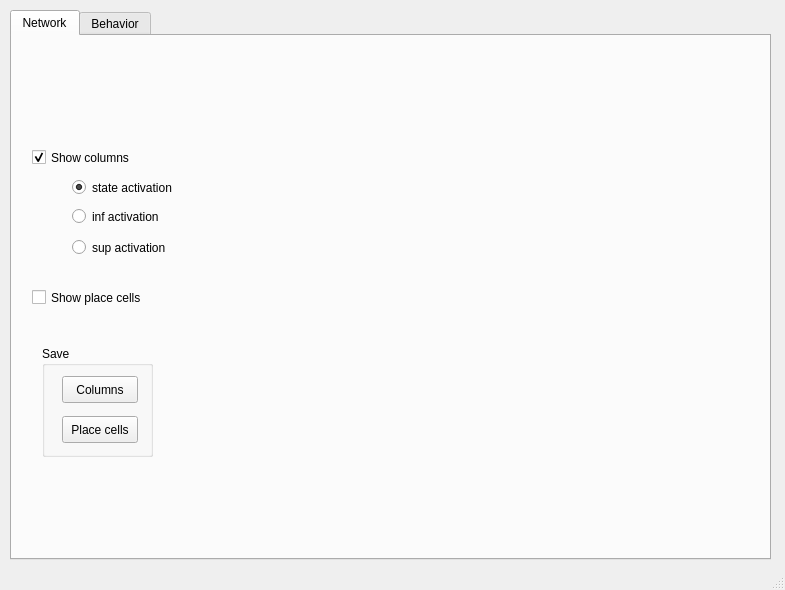
The window that controllers/mypuck/gui/boardwindow.ui (lemartinet/planif_pfc) describes before a commit, drawn with Qt 5.
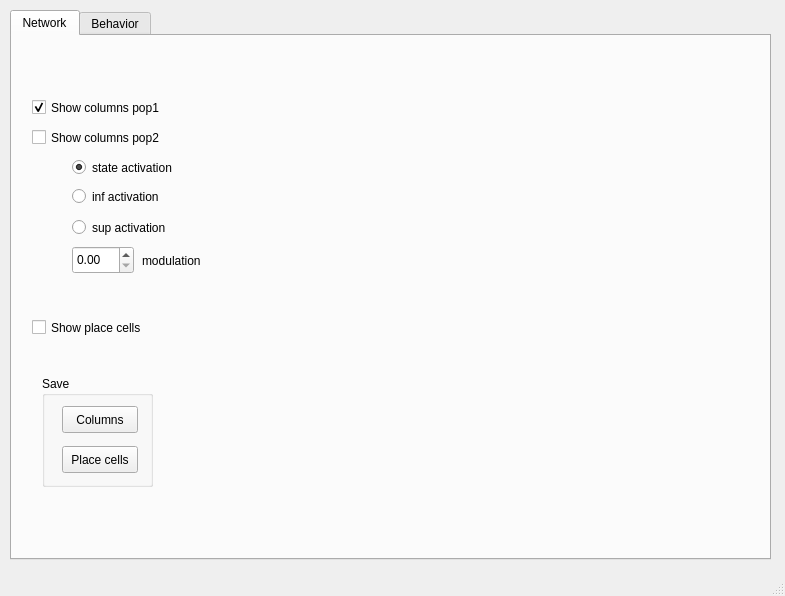
The same window after the commit.

The edit to the form file:
```diff
--- a/controllers/mypuck/gui/boardwindow.ui
+++ b/controllers/mypuck/gui/boardwindow.ui
@@ -7,13 +7,19 @@
     <x>0</x>
     <y>0</y>
     <width>785</width>
-    <height>590</height>
+    <height>596</height>
    </rect>
   </property>
   <property name="windowTitle">
    <string>Control Board</string>
   </property>
   <widget class="QWidget" name="centralwidget">
+   <property name="sizePolicy">
+    <sizepolicy hsizetype="Preferred" vsizetype="Preferred">
+     <horstretch>0</horstretch>
+     <verstretch>0</verstretch>
+    </sizepolicy>
+   </property>
    <widget class="QTabWidget" name="mode">
     <property name="geometry">
      <rect>
@@ -23,6 +29,12 @@
       <height>550</height>
      </rect>
     </property>
+    <property name="sizePolicy">
+     <sizepolicy hsizetype="Preferred" vsizetype="Preferred">
+      <horstretch>0</horstretch>
+      <verstretch>0</verstretch>
+     </sizepolicy>
+    </property>
     <property name="toolTip">
      <string>&lt;html&gt;&lt;head&gt;&lt;meta name=&quot;qrichtext&quot; content=&quot;1&quot; /&gt;&lt;style type=&quot;text/css&quot;&gt;
 p, li { white-space: pre-wrap; }
@@ -40,7 +52,7 @@
       <property name="geometry">
        <rect>
         <x>30</x>
-        <y>310</y>
+        <y>340</y>
         <width>111</width>
         <height>111</height>
        </rect>
@@ -79,7 +91,7 @@
       <property name="geometry">
        <rect>
         <x>60</x>
-        <y>140</y>
+        <y>120</y>
         <width>131</width>
         <height>23</height>
        </rect>
@@ -95,7 +107,7 @@
       <property name="geometry">
        <rect>
         <x>60</x>
-        <y>200</y>
+        <y>180</y>
         <width>121</width>
         <height>23</height>
        </rect>
@@ -108,7 +120,7 @@
       <property name="geometry">
        <rect>
         <x>60</x>
-        <y>170</y>
+        <y>150</y>
         <width>121</width>
         <height>21</height>
        </rect>
@@ -121,7 +133,7 @@
       <property name="geometry">
        <rect>
         <x>20</x>
-        <y>250</y>
+        <y>280</y>
         <width>141</width>
         <height>23</height>
        </rect>
@@ -134,18 +146,66 @@
       <property name="geometry">
        <rect>
         <x>20</x>
-        <y>110</y>
-        <width>141</width>
+        <y>60</y>
+        <width>161</width>
         <height>23</height>
        </rect>
       </property>
       <property name="text">
-       <string>Show columns</string>
+       <string>Show columns pop1</string>
       </property>
       <property name="checked">
        <bool>true</bool>
       </property>
      </widget>
+     <widget class="QCheckBox" name="show_col2">
+      <property name="enabled">
+       <bool>true</bool>
+      </property>
+      <property name="geometry">
+       <rect>
+        <x>20</x>
+        <y>90</y>
+        <width>161</width>
+        <height>23</height>
+       </rect>
+      </property>
+      <property name="text">
+       <string>Show columns pop2</string>
+      </property>
+      <property name="checked">
+       <bool>false</bool>
+      </property>
+     </widget>
+     <widget class="QDoubleSpinBox" name="modulation_spin">
+      <property name="geometry">
+       <rect>
+        <x>60</x>
+        <y>210</y>
+        <width>62</width>
+        <height>28</height>
+       </rect>
+      </property>
+      <property name="maximum">
+       <double>1.000000000000000</double>
+      </property>
+      <property name="singleStep">
+       <double>0.010000000000000</double>
+      </property>
+     </widget>
+     <widget class="QLabel" name="label">
+      <property name="geometry">
+       <rect>
+        <x>130</x>
+        <y>216</y>
+        <width>81</width>
+        <height>18</height>
+       </rect>
+      </property>
+      <property name="text">
+       <string>modulation</string>
+      </property>
+     </widget>
     </widget>
     <widget class="QWidget" name="behavior">
      <attribute name="title">
```
